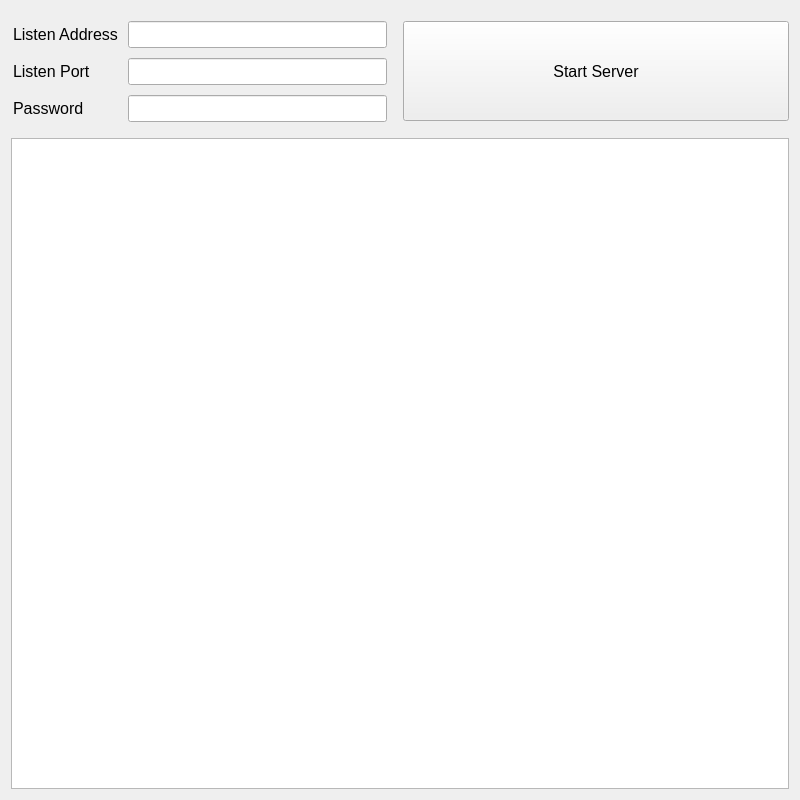
Qt form ui/launcher.ui (maxtorm12138/acc-engineer-server) before a commit.
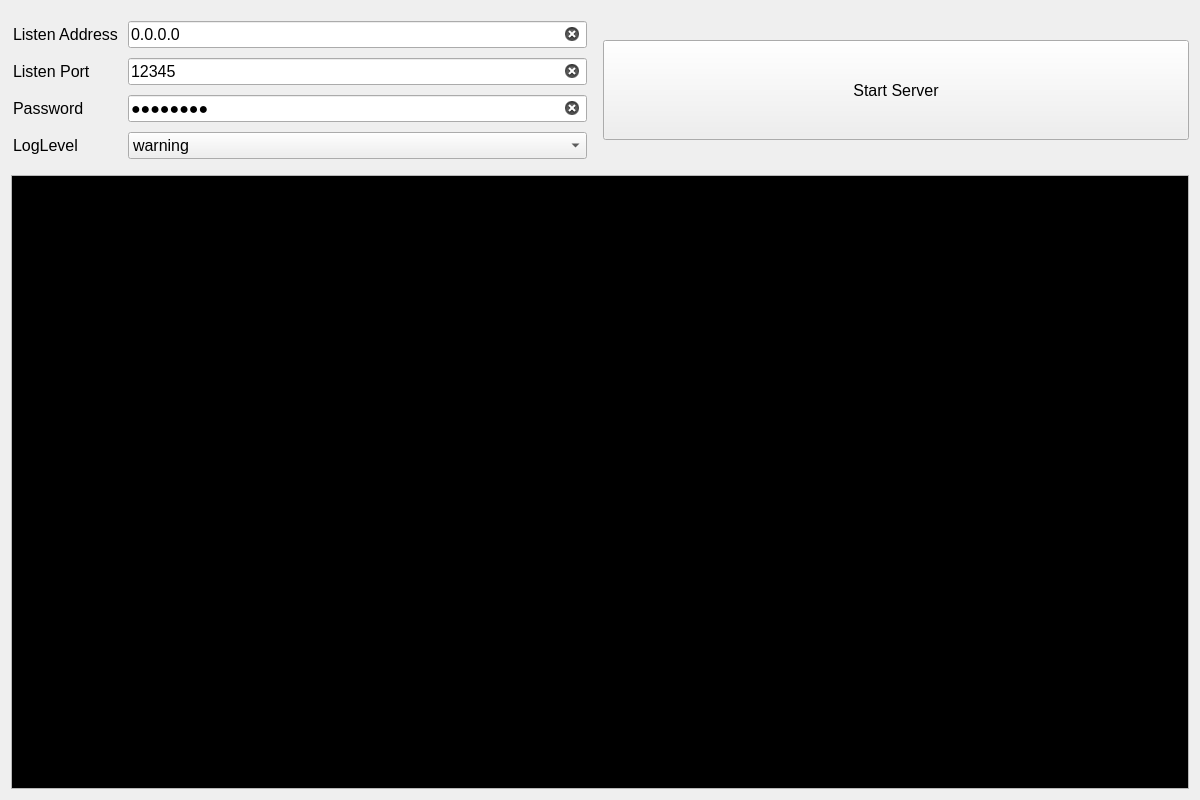
The same form after that commit.

The edit to the form file:
```diff
--- a/ui/launcher.ui
+++ b/ui/launcher.ui
@@ -6,16 +6,28 @@
    <rect>
     <x>0</x>
     <y>0</y>
-    <width>800</width>
+    <width>1200</width>
     <height>800</height>
    </rect>
   </property>
   <property name="sizePolicy">
-   <sizepolicy hsizetype="Minimum" vsizetype="Minimum">
+   <sizepolicy hsizetype="Fixed" vsizetype="Fixed">
     <horstretch>0</horstretch>
     <verstretch>0</verstretch>
    </sizepolicy>
   </property>
+  <property name="minimumSize">
+   <size>
+    <width>1200</width>
+    <height>800</height>
+   </size>
+  </property>
+  <property name="maximumSize">
+   <size>
+    <width>1200</width>
+    <height>800</height>
+   </size>
+  </property>
   <property name="windowTitle">
    <string comment="Launcher">Launcher</string>
   </property>
@@ -76,13 +88,16 @@
           <string/>
          </property>
          <property name="text">
-          <string notr="true"/>
+          <string notr="true">0.0.0.0</string>
          </property>
          <property name="maxLength">
           <number>64</number>
          </property>
          <property name="placeholderText">
-          <string notr="true"/>
+          <string notr="true">0.0.0.0</string>
+         </property>
+         <property name="clearButtonEnabled">
+          <bool>true</bool>
          </property>
         </widget>
        </item>
@@ -99,11 +114,17 @@
           <string/>
          </property>
          <property name="text">
-          <string notr="true"/>
+          <string notr="true">12345</string>
          </property>
          <property name="maxLength">
           <number>5</number>
          </property>
+         <property name="placeholderText">
+          <string notr="true">12345</string>
+         </property>
+         <property name="clearButtonEnabled">
+          <bool>true</bool>
+         </property>
         </widget>
        </item>
        <item row="2" column="0">
@@ -116,16 +137,71 @@
        <item row="2" column="1">
         <widget class="QLineEdit" name="PasswordLineEdit">
          <property name="text">
-          <string notr="true"/>
+          <string notr="true">password</string>
          </property>
          <property name="maxLength">
           <number>16</number>
          </property>
+         <property name="frame">
+          <bool>true</bool>
+         </property>
          <property name="echoMode">
           <enum>QLineEdit::Password</enum>
          </property>
          <property name="placeholderText">
-          <string/>
+          <string notr="true">password</string>
+         </property>
+         <property name="clearButtonEnabled">
+          <bool>true</bool>
+         </property>
+        </widget>
+       </item>
+       <item row="3" column="1">
+        <widget class="QComboBox" name="LogLevelComboBox">
+         <property name="currentIndex">
+          <number>3</number>
+         </property>
+         <item>
+          <property name="text">
+           <string>trace</string>
+          </property>
+         </item>
+         <item>
+          <property name="text">
+           <string>debug</string>
+          </property>
+         </item>
+         <item>
+          <property name="text">
+           <string>info</string>
+          </property>
+         </item>
+         <item>
+          <property name="text">
+           <string>warning</string>
+          </property>
+         </item>
+         <item>
+          <property name="text">
+           <string>error</string>
+          </property>
+         </item>
+         <item>
+          <property name="text">
+           <string>critical</string>
+          </property>
+         </item>
+         <item>
+          <property name="text">
+           <string>off</string>
+          </property>
+         </item>
+        </widget>
+       </item>
+       <item row="3" column="0">
+        <widget class="QLabel" name="LogLevelLabel">
+         <property name="text">
+          <string>LogLevel</string>
          </property>
         </widget>
        </item>
@@ -154,12 +230,29 @@
    </item>
    <item row="1" column="0">
     <widget class="QTextEdit" name="LogTextEdit">
+     <property name="palette">
+      <palette>
+       <active/>
+       <inactive/>
+       <disabled/>
+      </palette>
+     </property>
      <property name="styleSheet">
       <string notr="true">font-size = 10px</string>
      </property>
      <property name="readOnly">
       <bool>true</bool>
      </property>
+     <property name="html">
+      <string notr="true">&lt;!DOCTYPE HTML PUBLIC &quot;-//W3C//DTD HTML 4.0//EN&quot; &quot;http://www.w3.org/TR/REC-html40/strict.dtd&quot;&gt;
+&lt;html&gt;&lt;head&gt;&lt;meta name=&quot;qrichtext&quot; content=&quot;1&quot; /&gt;&lt;meta charset=&quot;utf-8&quot; /&gt;&lt;style type=&quot;text/css&quot;&gt;
+p, li { white-space: pre-wrap; }
+hr { height: 1px; border-width: 0; }
+li.unchecked::marker { content: &quot;\2610&quot;; }
+li.checked::marker { content: &quot;\2612&quot;; }
+&lt;/style&gt;&lt;/head&gt;&lt;body style=&quot; font-family:'Microsoft YaHei UI'; font-size:16px; font-weight:400; font-style:normal;&quot; bgcolor=&quot;#000000&quot;&gt;
+&lt;p style=&quot;-qt-paragraph-type:empty; margin-top:0px; margin-bottom:0px; margin-left:0px; margin-right:0px; -qt-block-indent:0; text-indent:0px;&quot;&gt;&lt;br /&gt;&lt;/p&gt;&lt;/body&gt;&lt;/html&gt;</string>
+     </property>
     </widget>
    </item>
   </layout>
```
Left out of the diff: 3 changed lines with no effect on the pictures.
